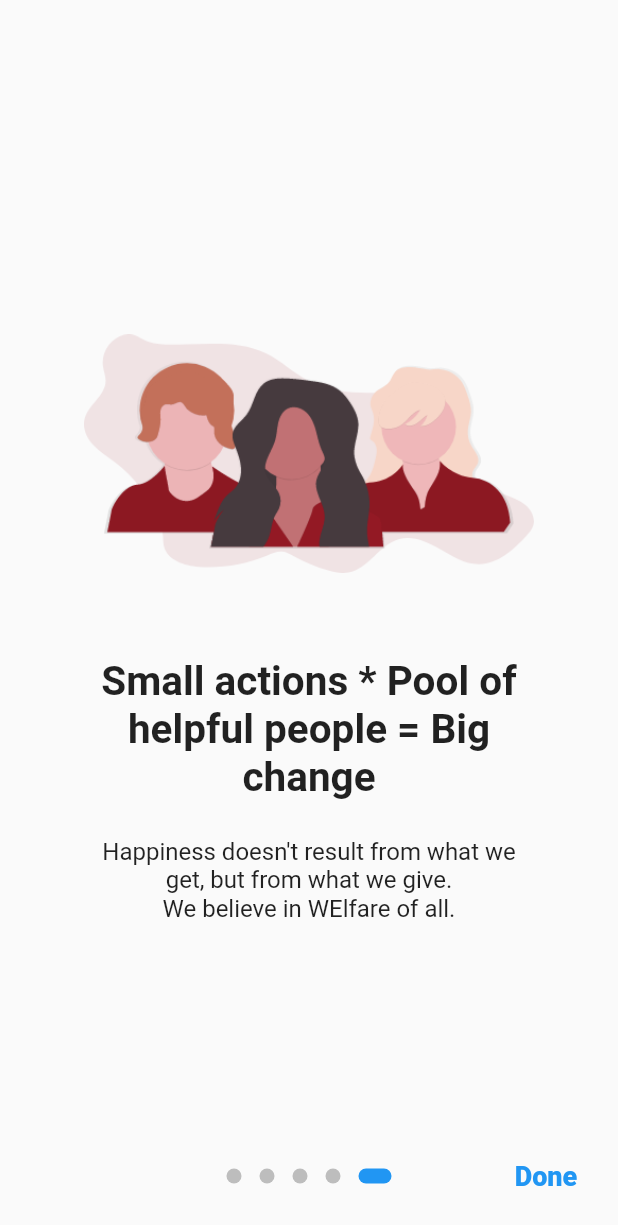
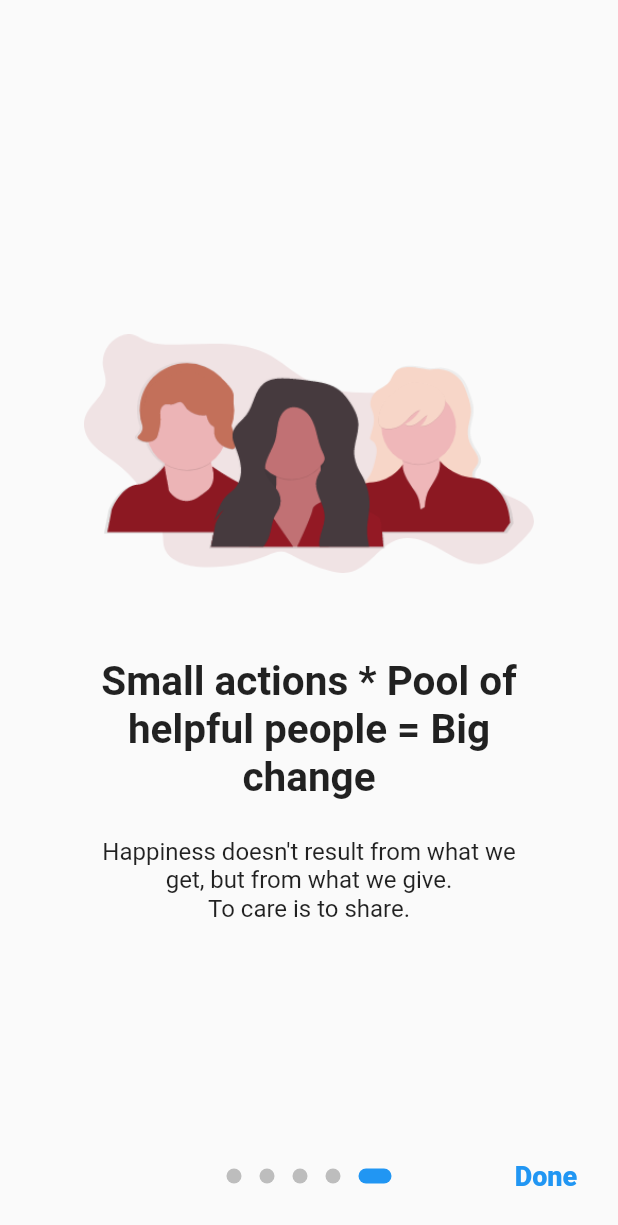
Before and after one commit to shubhangi-singh21/CareClub, a Flutter app: the screen it shows after launch, swiped to page 5, on a phone screen of 412 x 824 dp. Shown: the top 1225 px of the screen. Run offline on Flutter 3.47's test engine with Material 2 defaults, Android fonts, the light colour scheme and no system bars; drawn by our look-alikes of introduction_screen; our stand-ins replace delayed_display, firebase_auth, flutter_icons, font_awesome_flutter, geolocator, google_sign_in and 1 more; missing offline and left inert: custom_splash, geocoder; accounts and stored records are empty.

Commit message:
Update onboarding.dart

```diff
--- a/lib/Onboarding/onboarding.dart
+++ b/lib/Onboarding/onboarding.dart
@@ -94,7 +94,7 @@ class _OnBoardingPageState extends State<OnBoardingPage> {
         PageViewModel(
           title: "Small actions * Pool of helpful people = Big change",
           body:
-              "Happiness doesn't result from what we get, but from what we give.\nWe believe in WElfare of all.",
+              "Happiness doesn't result from what we get, but from what we give.\nTo care is to share.",
           image: _buildImage('page5'),
           decoration: pageDecoration,
         ),
```
